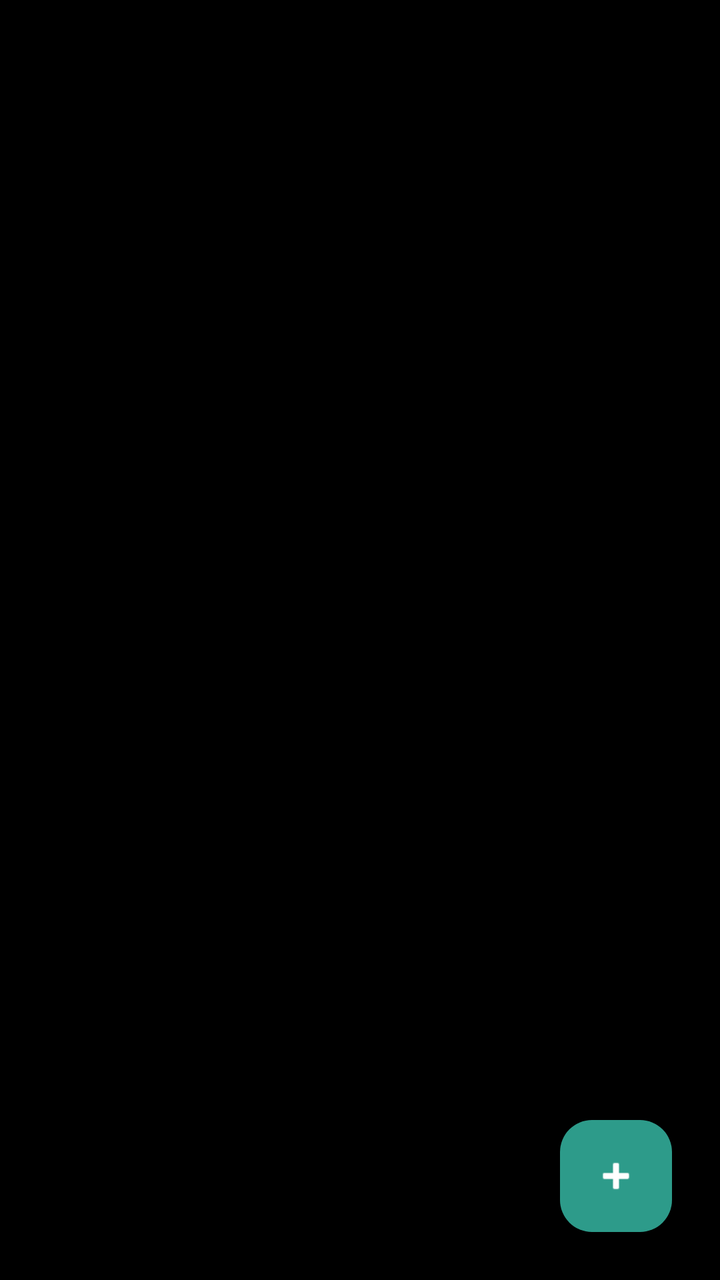
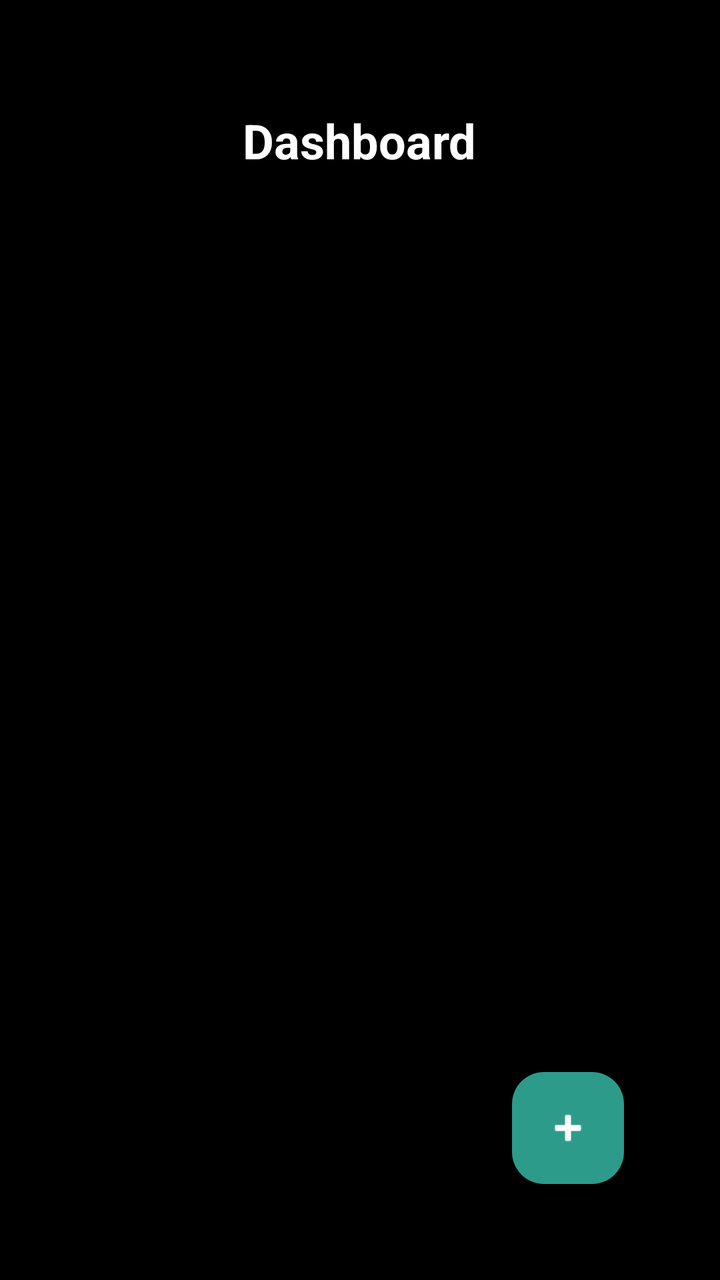

Two renders of the same Android screen: before a commit and after it. Below are the layout's source before the change and the commit's diff.
<!-- AndroidManifest.xml: application theme Theme.Splitwise -->
<!-- res/layout/fragment_home.xml -->
<?xml version="1.0" encoding="utf-8"?>
<LinearLayout xmlns:android="http://schemas.android.com/apk/res/android"
    xmlns:app="http://schemas.android.com/apk/res-auto"
    android:layout_width="match_parent"
    android:layout_height="match_parent"
    android:background="@color/black"
    android:orientation="vertical">

    <FrameLayout
        android:layout_width="match_parent"
        android:layout_height="match_parent">

        <androidx.recyclerview.widget.RecyclerView
            android:id="@+id/rvExpenses"
            android:layout_width="match_parent"
            android:layout_height="match_parent"
            android:clipToPadding="false"
            android:padding="16dp" />

        <com.google.android.material.floatingactionbutton.FloatingActionButton
            android:id="@+id/fabAddExpense"
            android:layout_width="wrap_content"
            android:layout_height="wrap_content"
            android:layout_gravity="bottom|end"
            android:layout_margin="24dp"
            android:contentDescription="Add Expense"
            android:src="@android:drawable/ic_input_add"
            app:backgroundTint="@color/profile_primary_button"
            app:tint="@color/white" />
    </FrameLayout>
</LinearLayout>
<!-- resources referenced by this layout -->
<resources>
  <color name="black">#FF000000</color>
  <color name="profile_primary_button">#2D9B8A</color>
  <color name="white">#FFFFFFFF</color>
  <style name="Theme.Splitwise" parent="Base.Theme.Splitwise" />
  <style name="Base.Theme.Splitwise" parent="Theme.Material3.DayNight.NoActionBar">
          <item name="colorPrimary">@color/darkGrey</item>
          <item name="colorOnPrimary">@color/white</item>
          <item name="android:statusBarColor">@color/black</item>
          <item name="android:navigationBarColor">@color/black</item>
          <item name="android:windowLightStatusBar">false</item>
          <item name="indicatorColor">@color/grey</item>
  
          <item name="android:spinnerStyle">@style/Widget.Splitwise.Spinner</item>
          <item name="textInputStyle">@style/Widget.Splitwise.TextInputLayout.OutlinedBox</item>
      </style>
  <color name="darkGrey">#1A1A1A</color>
  <color name="grey">#A0A0A0</color>
  <style name="Widget.Splitwise.Spinner" parent="Widget.AppCompat.Spinner">
          <item name="android:popupBackground">@color/white</item>
      </style>
  <style name="Widget.Splitwise.TextInputLayout.OutlinedBox" parent="Widget.MaterialComponents.TextInputLayout.OutlinedBox">
          <item name="boxStrokeColor">@color/text_input_box_stroke</item>
          <item name="boxStrokeWidth">2dp</item>
          <item name="boxStrokeWidthFocused">2dp</item>
          <item name="hintTextColor">@color/darkGrey</item>
          <item name="android:textColorHint">@color/grey</item>
          <item name="endIconTint">@color/darkGrey</item>
          <item name="boxCornerRadiusTopStart">12dp</item>
          <item name="boxCornerRadiusTopEnd">12dp</item>
          <item name="boxCornerRadiusBottomStart">12dp</item>
          <item name="boxCornerRadiusBottomEnd">12dp</item>
      </style>
</resources>

<!-- the commit's change to res/layout/fragment_home.xml (unified diff, before → after) -->
@@ -4,7 +4,19 @@
     android:layout_width="match_parent"
     android:layout_height="match_parent"
     android:background="@color/black"
+    android:padding="24dp"
     android:orientation="vertical">
+
+    <TextView
+        android:layout_width="wrap_content"
+        android:layout_height="wrap_content"
+        android:layout_gravity="center_horizontal"
+        android:layout_marginBottom="16dp"
+        android:text="Dashboard"
+        android:layout_marginTop="30dp"
+        android:textColor="@color/white"
+        android:textSize="24sp"
+        android:textStyle="bold" />
 
     <FrameLayout
         android:layout_width="match_parent"
